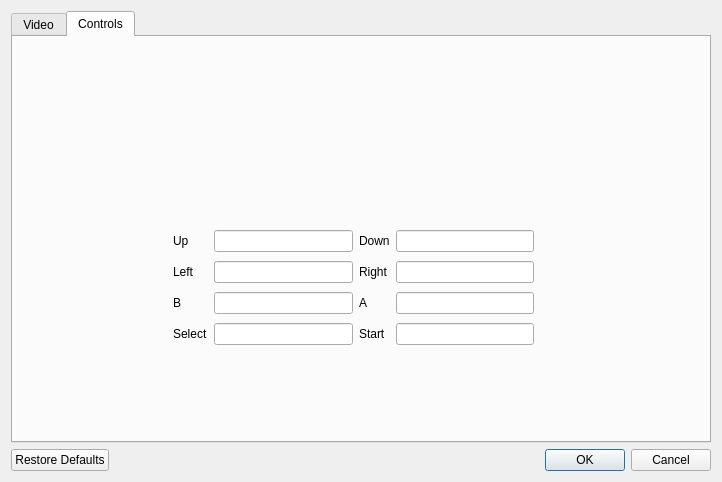
First picture: the form in qt/Preferences.ui, repository eteran/pretendo, before the edit.
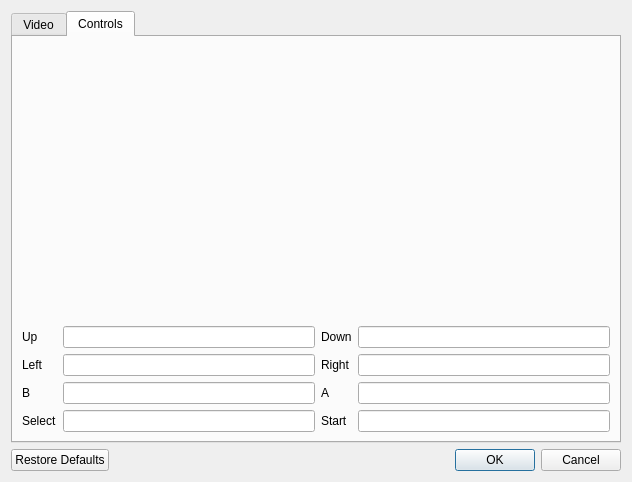
Second picture: the form after the edit. The open tabs and pages were chosen to show the change. Icons and pictures are not drawn.

Commit message: sprsed up the preferences dialog a little with an SVN controller

```diff
--- a/qt/Preferences.ui
+++ b/qt/Preferences.ui
@@ -6,7 +6,7 @@
    <rect>
     <x>0</x>
     <y>0</y>
-    <width>722</width>
+    <width>632</width>
     <height>462</height>
    </rect>
   </property>
@@ -165,15 +165,21 @@
       <attribute name="title">
        <string>Controls</string>
       </attribute>
-      <widget class="QWidget" name="">
-       <property name="geometry">
-        <rect>
-         <x>160</x>
-         <y>190</y>
-         <width>361</width>
-         <height>125</height>
-        </rect>
-       </property>
+      <layout class="QVBoxLayout" name="verticalLayout_2">
+       <item>
+        <widget class="QLabel" name="label_8">
+         <property name="text">
+          <string/>
+         </property>
+         <property name="pixmap">
+          <pixmap resource="pretendo.qrc">:/pretendo/graphics/controller.svg</pixmap>
+         </property>
+         <property name="scaledContents">
+          <bool>true</bool>
+         </property>
+        </widget>
+       </item>
+       <item>
        <layout class="QGridLayout" name="gridLayout_3">
         <item row="0" column="2">
          <widget class="QLabel" name="label_7">
@@ -288,7 +294,8 @@
          </widget>
         </item>
        </layout>
-      </widget>
+       </item>
+      </layout>
      </widget>
     </widget>
    </item>
```
Left out of the diff: 4 changed lines with no effect on the pictures. Lines whose indentation alone changed are shown as unchanged. The commit also changes 2 other files.
